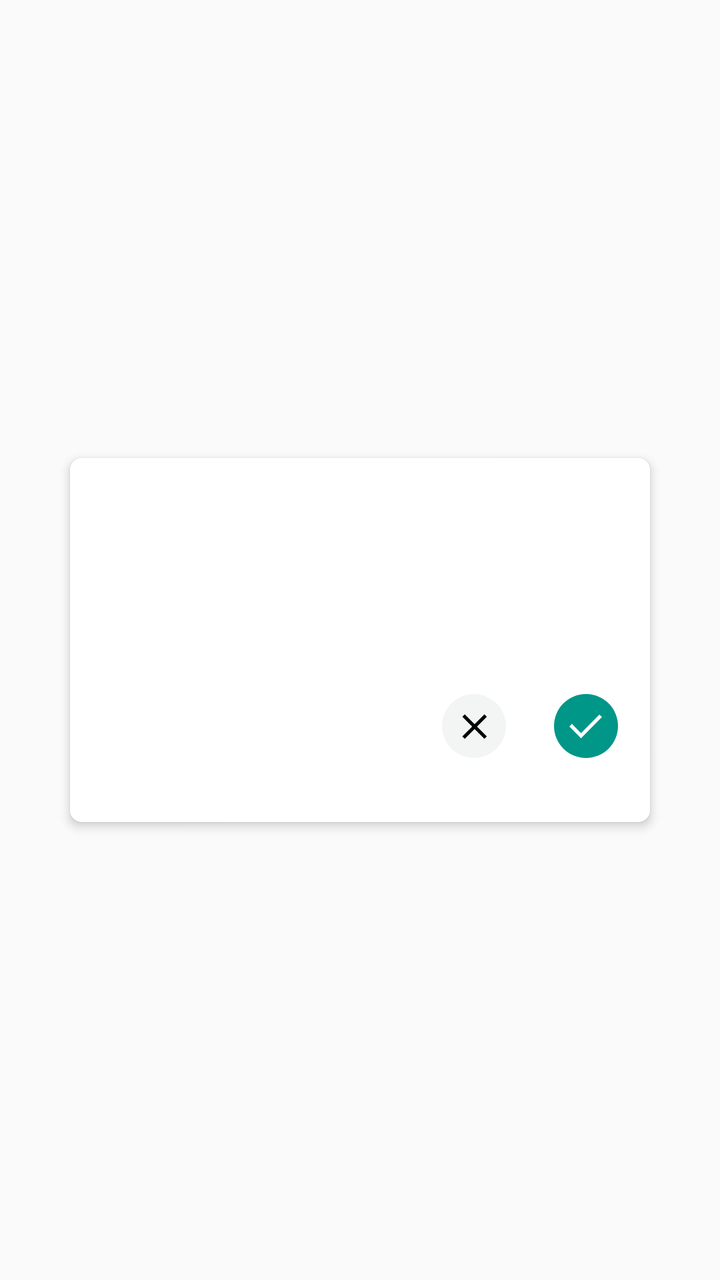
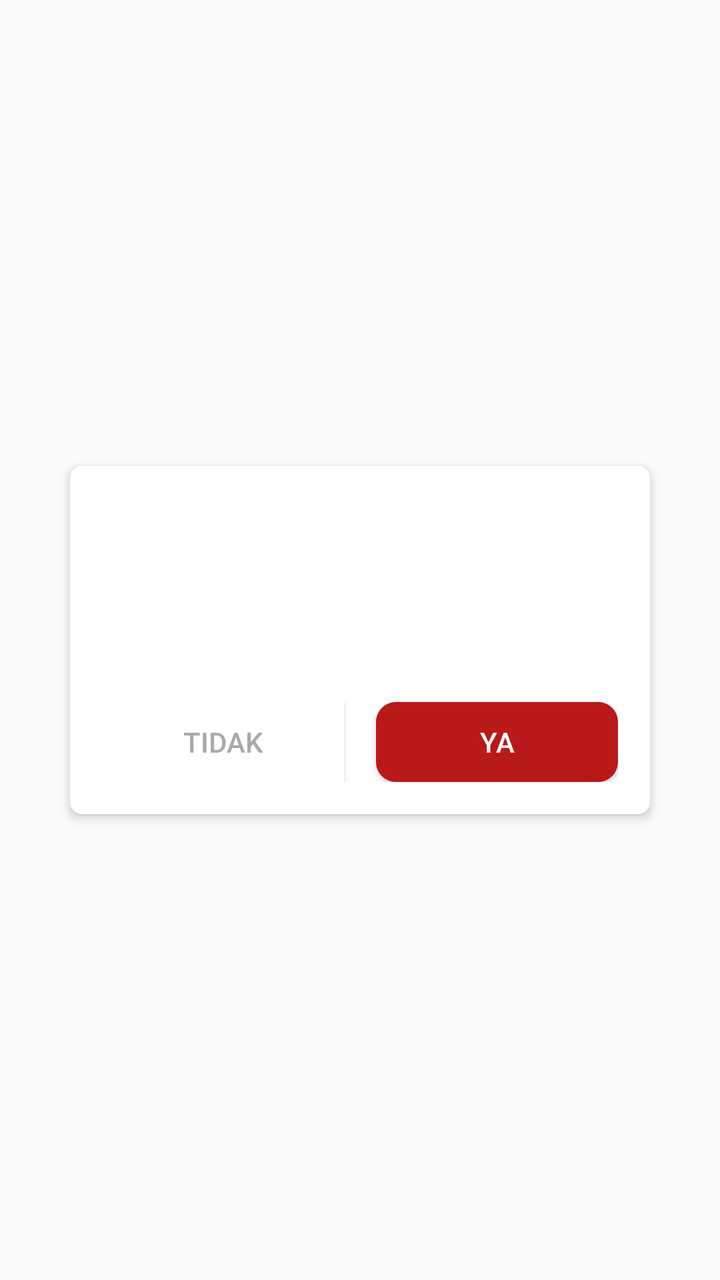

Compare the two renders of this Android layout. The source of the first and the diff that turns it into the second are given below.
<!-- AndroidManifest.xml: application theme AppTheme.noActionBar -->
<!-- res/layout/base_dialog.xml -->
<?xml version="1.0" encoding="utf-8"?>
<LinearLayout
        xmlns:android="http://schemas.android.com/apk/res/android"
        android:layout_width="match_parent"
        android:gravity="center"
        android:layout_height="wrap_content">
    <android.support.v7.widget.CardView
            style="@style/CardNormal"
            android:layout_gravity="center"
            android:layout_width="300dp"
            android:layout_margin="@dimen/no_margin">

        <LinearLayout android:layout_width="match_parent"
                      android:orientation="vertical"
                      android:background="@color/white"
                      android:padding="@dimen/margin_medium"
                      android:layout_height="match_parent">
            <android.support.v7.widget.AppCompatTextView
                    android:id="@+id/tv_heading"
                    style="@style/headerTextView"
                    android:layout_gravity="center_horizontal"
                    android:textColor="@color/black"
                    android:textSize="@dimen/text_large"/>

            <LinearLayout
                    android:layout_marginTop="@dimen/margin_medium"
                    android:layout_width="match_parent"
                    android:layout_height="wrap_content"
                    android:layout_gravity="center_horizontal"
                    android:orientation="vertical">

                <android.support.v7.widget.AppCompatTextView
                        android:id="@+id/tv_content"
                        android:layout_width="match_parent"
                        style="@style/normalTextView"/>

                <RelativeLayout
                        android:layout_marginTop="@dimen/margin_large"
                        android:layout_width="wrap_content"
                        android:layout_gravity="end"
                        android:layout_marginBottom="@dimen/margin_medium"
                        android:layout_height="wrap_content">

                    <android.support.v7.widget.AppCompatButton
                            android:id="@+id/btn_cancel"
                            android:layout_width="@dimen/image_medium"
                            android:layout_height="@dimen/image_medium"
                            android:layout_toStartOf="@+id/btn_ok"
                            android:layout_marginEnd="@dimen/margin_normal"
                            android:background="@drawable/base_ic_cancel"/>

                    <android.support.v7.widget.AppCompatButton
                            android:id="@+id/btn_ok"
                            android:layout_alignParentEnd="true"
                            android:background="@drawable/base_ic_ok"
                            android:layout_width="@dimen/image_medium"
                            android:layout_height="@dimen/image_medium"/>
                </RelativeLayout>

            </LinearLayout>
        </LinearLayout>

    </android.support.v7.widget.CardView>
</LinearLayout>
<!-- resources referenced by this layout -->
<resources>
  <color name="black">#000000</color>
  <color name="white">#ffffff</color>
  <dimen name="image_medium">32dp</dimen>
  <dimen name="margin_large">40dp</dimen>
  <dimen name="margin_medium">16dp</dimen>
  <dimen name="margin_normal">24dp</dimen>
  <dimen name="no_margin">0dp</dimen>
  <dimen name="text_large">20sp</dimen>
  <!-- drawable base_ic_cancel (drawable) -->
  <vector android:height="24dp" android:viewportHeight="50"
      android:viewportWidth="50" android:width="24dp" xmlns:android="http://schemas.android.com/apk/res/android">
      <path android:fillColor="#f3f4f4" android:pathData="M25,25m-25,0a25,25 0,1 1,50 0a25,25 0,1 1,-50 0"/>
      <path android:fillColor="#FF000000" android:pathData="M35.065,17.793L33.131,15.859 25.459,23.528 17.793,15.859 15.859,17.793 23.528,25.459 15.859,33.131l1.934,1.934L25.459,27.397l7.669,7.669 1.934,-1.934L27.397,25.459z"/>
  </vector>
  <!-- drawable base_ic_ok (drawable) -->
  <vector android:height="24dp" android:viewportHeight="50"
      android:viewportWidth="50" android:width="24dp" xmlns:android="http://schemas.android.com/apk/res/android">
      <path android:fillColor="#009688" android:pathData="M25,25m-25,0a25,25 0,1 1,50 0a25,25 0,1 1,-50 0"/>
      <path android:fillColor="#fff" android:fillType="evenOdd" android:pathData="M35.508,16c0.646,0.655 1.323,1.342 2,2l-14.4,14.6 -2,2.028 -2,-2.028L12,25.392l2,-2.028 7.108,7.208q7.2,-7.302 14.4,-14.572z"/>
  </vector>
  <style name="CardNormal" parent="Widget.MaterialComponents.CardView">
          <item name="android:layout_width">match_parent</item>
          <item name="android:layout_height">wrap_content</item>
          <item name="cardCornerRadius">@dimen/card_radius</item>
          <item name="android:layout_marginTop">@dimen/margin_medium</item>
          <item name="android:layout_marginStart">@dimen/margin_medium</item>
          <item name="android:layout_marginEnd">@dimen/margin_medium</item>
          <item name="android:layout_marginBottom">@dimen/margin_medium</item>
          <item name="cardElevation">@dimen/card_elevation</item>
          <item name="cardUseCompatPadding">true</item>
      </style>
  <style name="headerTextView" parent="normalTextView">
          <item name="android:fontFamily">@font/font_lato_bold</item>
          <item name="android:textColor">@color/colorPrimaryDark</item>
          <item name="android:textSize">@dimen/text_big</item>
      </style>
  <style name="normalTextView" parent="TextAppearance.AppCompat">
          <item name="android:layout_width">match_parent</item>
          <item name="android:layout_height">wrap_content</item>
          <item name="android:textColor">@color/textColor</item>
          <item name="android:lineSpacingExtra">@dimen/margin_very_small</item>
      </style>
  <style name="AppTheme.noActionBar" parent="AppTheme">
          <item name="windowActionBar">false</item>
          <item name="windowNoTitle">true</item>
      </style>
  <dimen name="card_radius">6dp</dimen>
  <dimen name="card_elevation">3dp</dimen>
  <color name="colorPrimaryDark">#6E3331</color>
  <dimen name="text_big">18sp</dimen>
  <color name="textColor">#333333</color>
  <dimen name="margin_very_small">4dp</dimen>
  <style name="AppTheme" parent="Theme.AppCompat.Light.DarkActionBar">
          
          <item name="colorPrimary">@color/colorPrimary</item>
          <item name="colorPrimaryDark">@color/colorPrimaryDark</item>
          <item name="colorAccent">@color/colorAccent</item>
      </style>
  <color name="colorPrimary">#B91919</color>
  <color name="colorAccent">#dc3545</color>
</resources>

<!-- the commit's change to res/layout/base_dialog.xml (unified diff, before → after) -->
@@ -4,7 +4,7 @@
         android:layout_width="match_parent"
         android:gravity="center"
         android:layout_height="wrap_content">
-    <android.support.v7.widget.CardView
+    <androidx.cardview.widget.CardView
             style="@style/CardNormal"
             android:layout_gravity="center"
             android:layout_width="300dp"
@@ -15,7 +15,7 @@
                       android:background="@color/white"
                       android:padding="@dimen/margin_medium"
                       android:layout_height="match_parent">
-            <android.support.v7.widget.AppCompatTextView
+            <androidx.appcompat.widget.AppCompatTextView
                     android:id="@+id/tv_heading"
                     style="@style/headerTextView"
                     android:layout_gravity="center_horizontal"
@@ -29,36 +29,40 @@
                     android:layout_gravity="center_horizontal"
                     android:orientation="vertical">
 
-                <android.support.v7.widget.AppCompatTextView
+                <androidx.appcompat.widget.AppCompatTextView
                         android:id="@+id/tv_content"
                         android:layout_width="match_parent"
                         style="@style/normalTextView"/>
 
-                <RelativeLayout
-                        android:layout_marginTop="@dimen/margin_large"
-                        android:layout_width="wrap_content"
-                        android:layout_gravity="end"
-                        android:layout_marginBottom="@dimen/margin_medium"
-                        android:layout_height="wrap_content">
+            </LinearLayout>
+            <LinearLayout
+                    android:layout_marginTop="@dimen/margin_large"
+                    android:orientation="horizontal"
+                    android:background="@color/white"
+                    android:layout_width="match_parent"
+                    android:layout_height="wrap_content">
 
-                    <android.support.v7.widget.AppCompatButton
-                            android:id="@+id/btn_cancel"
-                            android:layout_width="@dimen/image_medium"
-                            android:layout_height="@dimen/image_medium"
-                            android:layout_toStartOf="@+id/btn_ok"
-                            android:layout_marginEnd="@dimen/margin_normal"
-                            android:background="@drawable/base_ic_cancel"/>
+                <androidx.appcompat.widget.AppCompatButton
+                        android:id="@+id/btn_cancel"
+                        android:layout_weight="1"
+                        style="@style/normalButton"
+                        android:text="Tidak"
+                        android:layout_height="@dimen/margin_large"
+                        android:textColor="@color/grey"
+                        android:layout_marginEnd="@dimen/margin_small"
+                        android:background="@color/white"/>
 
-                    <android.support.v7.widget.AppCompatButton
-                            android:id="@+id/btn_ok"
-                            android:layout_alignParentEnd="true"
-                            android:background="@drawable/base_ic_ok"
-                            android:layout_width="@dimen/image_medium"
-                            android:layout_height="@dimen/image_medium"/>
-                </RelativeLayout>
-
+                <androidx.appcompat.widget.AppCompatButton
+                        android:id="@+id/btn_ok"
+                        style="@style/normalButton"
+                        android:layout_marginStart="@dimen/margin_small"
+                        android:layout_weight="1"
+                        android:layout_height="@dimen/margin_large"
+                        android:background="@drawable/base_button_primary"
+                        android:text="Ya"
+                        android:textColor="@color/white"/>
             </LinearLayout>
         </LinearLayout>
 
-    </android.support.v7.widget.CardView>
+    </androidx.cardview.widget.CardView>
 </LinearLayout>
<!-- resource entries referenced after the edit -->
@@ -1,26 +1,20 @@
 <!-- resources referenced by this layout -->
 <resources>
   <color name="black">#000000</color>
+  <color name="grey">#A9A9A9</color>
   <color name="white">#ffffff</color>
-  <dimen name="image_medium">32dp</dimen>
   <dimen name="margin_large">40dp</dimen>
   <dimen name="margin_medium">16dp</dimen>
-  <dimen name="margin_normal">24dp</dimen>
+  <dimen name="margin_small">8dp</dimen>
   <dimen name="no_margin">0dp</dimen>
   <dimen name="text_large">20sp</dimen>
-  <!-- drawable base_ic_cancel (drawable) -->
-  <vector android:height="24dp" android:viewportHeight="50"
-      android:viewportWidth="50" android:width="24dp" xmlns:android="http://schemas.android.com/apk/res/android">
-      <path android:fillColor="#f3f4f4" android:pathData="M25,25m-25,0a25,25 0,1 1,50 0a25,25 0,1 1,-50 0"/>
-      <path android:fillColor="#FF000000" android:pathData="M35.065,17.793L33.131,15.859 25.459,23.528 17.793,15.859 15.859,17.793 23.528,25.459 15.859,33.131l1.934,1.934L25.459,27.397l7.669,7.669 1.934,-1.934L27.397,25.459z"/>
-  </vector>
-  <!-- drawable base_ic_ok (drawable) -->
-  <vector android:height="24dp" android:viewportHeight="50"
-      android:viewportWidth="50" android:width="24dp" xmlns:android="http://schemas.android.com/apk/res/android">
-      <path android:fillColor="#009688" android:pathData="M25,25m-25,0a25,25 0,1 1,50 0a25,25 0,1 1,-50 0"/>
-      <path android:fillColor="#fff" android:fillType="evenOdd" android:pathData="M35.508,16c0.646,0.655 1.323,1.342 2,2l-14.4,14.6 -2,2.028 -2,-2.028L12,25.392l2,-2.028 7.108,7.208q7.2,-7.302 14.4,-14.572z"/>
-  </vector>
-  <style name="CardNormal" parent="Widget.MaterialComponents.CardView">
+  <!-- drawable base_button_primary (drawable) -->
+  <?xml version="1.0" encoding="utf-8"?>
+  <shape xmlns:android="http://schemas.android.com/apk/res/android">
+      <solid android:color="@color/colorPrimary" />
+      <corners android:radius="10dp" />
+  </shape>
+  <style name="CardNormal" parent="Theme.MaterialComponents">
           <item name="android:layout_width">match_parent</item>
           <item name="android:layout_height">wrap_content</item>
           <item name="cardCornerRadius">@dimen/card_radius</item>
@@ -36,6 +30,11 @@
           <item name="android:textColor">@color/colorPrimaryDark</item>
           <item name="android:textSize">@dimen/text_big</item>
       </style>
+  <style name="normalButton" parent="Base.Widget.AppCompat.Button">
+          <item name="android:layout_height">48dp</item>
+          <item name="android:layout_width">match_parent</item>
+          <item name="android:textSize">@dimen/text_medium</item>
+      </style>
   <style name="normalTextView" parent="TextAppearance.AppCompat">
           <item name="android:layout_width">match_parent</item>
           <item name="android:layout_height">wrap_content</item>
@@ -48,8 +47,9 @@
       </style>
   <dimen name="card_radius">6dp</dimen>
   <dimen name="card_elevation">3dp</dimen>
-  <color name="colorPrimaryDark">#6E3331</color>
+  <color name="colorPrimaryDark">#820D0D</color>
   <dimen name="text_big">18sp</dimen>
+  <dimen name="text_medium">14sp</dimen>
   <color name="textColor">#333333</color>
   <dimen name="margin_very_small">4dp</dimen>
   <style name="AppTheme" parent="Theme.AppCompat.Light.DarkActionBar">
@@ -59,6 +59,6 @@
           <item name="colorAccent">@color/colorAccent</item>
       </style>
   <color name="colorPrimary">#B91919</color>
-  <color name="colorAccent">#dc3545</color>
+  <color name="colorAccent">#B91919</color>
 </resources>
 
